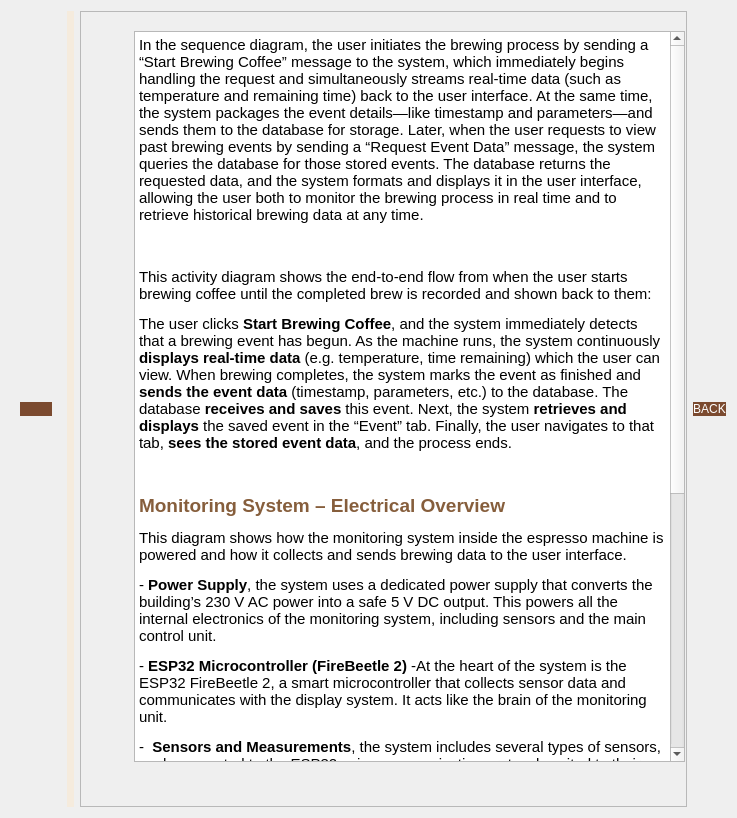
First picture: the form in kaffeknekt/GUI_firstDraft/infodetaildialog.ui, repository martintara/kaffeknekt, before the edit.
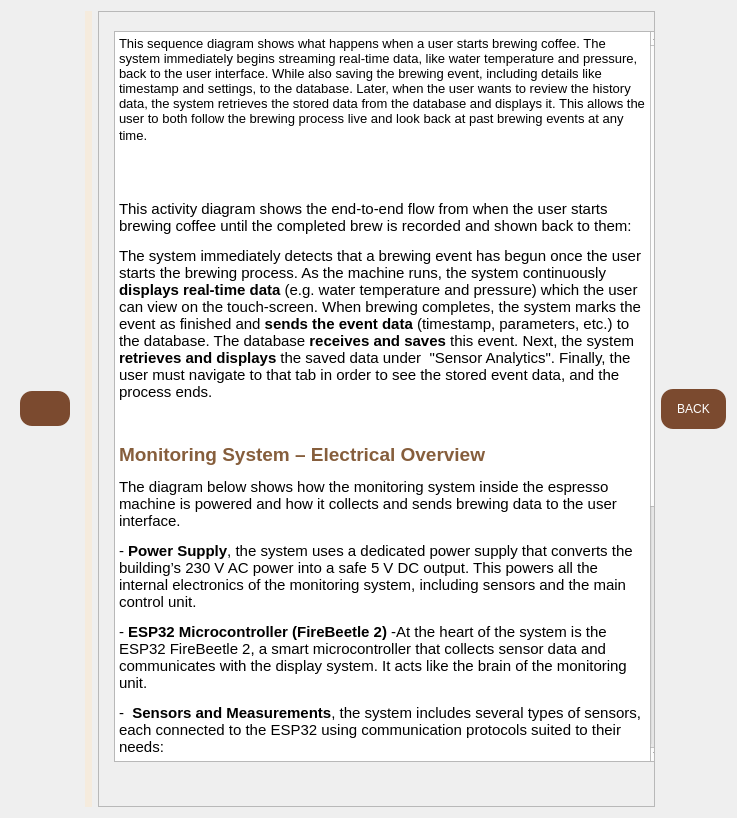
Second picture: the form after the edit. Icons and pictures are not drawn.

Patch:
```diff
--- a/kaffeknekt/GUI_firstDraft/infodetaildialog.ui
+++ b/kaffeknekt/GUI_firstDraft/infodetaildialog.ui
@@ -62,6 +62,12 @@
      <layout class="QHBoxLayout" name="horizontalLayout_2">
       <item>
        <widget class="QPushButton" name="btnHome">
+        <property name="minimumSize">
+         <size>
+          <width>50</width>
+          <height>35</height>
+         </size>
+        </property>
         <property name="styleSheet">
          <string notr="true">background-color: #7B4A2F;
 color: white;  /* valgfritt, for kontrast */
@@ -109,14 +115,14 @@
        <rect>
         <x>0</x>
         <y>0</y>
-        <width>607</width>
+        <width>559</width>
         <height>798</height>
        </rect>
       </property>
       <widget class="QTextEdit" name="SD_beskrivelse">
        <property name="geometry">
         <rect>
-         <x>53</x>
+         <x>15</x>
          <y>19</y>
          <width>551</width>
          <height>731</height>
@@ -130,15 +136,15 @@
 li.unchecked::marker { content: &quot;\2610&quot;; }
 li.checked::marker { content: &quot;\2612&quot;; }
 &lt;/style&gt;&lt;/head&gt;&lt;body style=&quot; font-family:'Sans'; font-size:10pt; font-weight:400; font-style:normal;&quot;&gt;
-&lt;p style=&quot; margin-top:0px; margin-bottom:0px; margin-left:0px; margin-right:0px; -qt-block-indent:0; text-indent:0px;&quot;&gt;&lt;span style=&quot; font-family:'Ubuntu Sans'; font-size:11pt;&quot;&gt;In the sequence diagram, the user initiates the brewing process by sending a “Start Brewing Coffee” message to the system, which immediately begins handling the request and simultaneously streams real-time data (such as temperature and remaining time) back to the user interface. At the same time, the system packages the event details—like timestamp and parameters—and sends them to the database for storage. Later, when the user requests to view past brewing events by sending a “Request Event Data” message, the system queries the database for those stored events. The database returns the requested data, and the system formats and displays it in the user interface, allowing the user both to monitor the brewing process in real time and to retrieve historical brewing data at any time.&lt;br /&gt;&lt;/span&gt;&lt;/p&gt;
+&lt;p style=&quot; margin-top:12px; margin-bottom:12px; margin-left:0px; margin-right:0px; -qt-block-indent:0; text-indent:0px;&quot;&gt;This sequence diagram shows what happens when a user starts brewing coffee. The system immediately begins streaming real-time data, like water temperature and pressure, back to the user interface. While also saving the brewing event, including details like timestamp and settings, to the database. Later, when the user wants to review the history data, the system retrieves the stored data from the database and displays it. This allows the user to both follow the brewing process live and look back at past brewing events at any time.&lt;span style=&quot; font-family:'Ubuntu Sans'; font-size:11pt;&quot;&gt;&lt;br /&gt;&lt;/span&gt;&lt;/p&gt;
 &lt;p style=&quot; margin-top:0px; margin-bottom:0px; margin-left:0px; margin-right:0px; -qt-block-indent:0; text-indent:0px;&quot;&gt;&lt;img src=&quot;:/Bilder_ikoner/Sequence_Diagram.drawio.png&quot; /&gt;&lt;/p&gt;
 &lt;p style=&quot;-qt-paragraph-type:empty; margin-top:0px; margin-bottom:0px; margin-left:0px; margin-right:0px; -qt-block-indent:0; text-indent:0px;&quot;&gt;&lt;br /&gt;&lt;/p&gt;
 &lt;p style=&quot; margin-top:0px; margin-bottom:0px; margin-left:0px; margin-right:0px; -qt-block-indent:0; text-indent:0px;&quot;&gt;&lt;span style=&quot; font-family:'Ubuntu Sans'; font-size:11pt;&quot;&gt;This activity diagram shows the end-to-end flow from when the user starts brewing coffee until the completed brew is recorded and shown back to them:&lt;/span&gt;&lt;/p&gt;
-&lt;p style=&quot; margin-top:12px; margin-bottom:12px; margin-left:0px; margin-right:0px; -qt-block-indent:0; text-indent:0px;&quot;&gt;&lt;span style=&quot; font-family:'Ubuntu Sans'; font-size:11pt;&quot;&gt;The user clicks &lt;/span&gt;&lt;span style=&quot; font-family:'Ubuntu Sans'; font-size:11pt; font-weight:700;&quot;&gt;Start Brewing Coffee&lt;/span&gt;&lt;span style=&quot; font-family:'Ubuntu Sans'; font-size:11pt;&quot;&gt;, and the system immediately detects that a brewing event has begun. As the machine runs, the system continuously &lt;/span&gt;&lt;span style=&quot; font-family:'Ubuntu Sans'; font-size:11pt; font-weight:700;&quot;&gt;displays real-time data&lt;/span&gt;&lt;span style=&quot; font-family:'Ubuntu Sans'; font-size:11pt;&quot;&gt; (e.g. temperature, time remaining) which the user can view. When brewing completes, the system marks the event as finished and &lt;/span&gt;&lt;span style=&quot; font-family:'Ubuntu Sans'; font-size:11pt; font-weight:700;&quot;&gt;sends the event data&lt;/span&gt;&lt;span style=&quot; font-family:'Ubuntu Sans'; font-size:11pt;&quot;&gt; (timestamp, parameters, etc.) to the database. The database &lt;/span&gt;&lt;span style=&quot; font-family:'Ubuntu Sans'; font-size:11pt; font-weight:700;&quot;&gt;receives and saves&lt;/span&gt;&lt;span style=&quot; font-family:'Ubuntu Sans'; font-size:11pt;&quot;&gt; this event. Next, the system &lt;/span&gt;&lt;span style=&quot; font-family:'Ubuntu Sans'; font-size:11pt; font-weight:700;&quot;&gt;retrieves and displays&lt;/span&gt;&lt;span style=&quot; font-family:'Ubuntu Sans'; font-size:11pt;&quot;&gt; the saved event in the “Event” tab. Finally, the user navigates to that tab, &lt;/span&gt;&lt;span style=&quot; font-family:'Ubuntu Sans'; font-size:11pt; font-weight:700;&quot;&gt;sees the stored event data&lt;/span&gt;&lt;span style=&quot; font-family:'Ubuntu Sans'; font-size:11pt;&quot;&gt;, and the process ends.&lt;/span&gt;&lt;/p&gt;
+&lt;p style=&quot; margin-top:12px; margin-bottom:12px; margin-left:0px; margin-right:0px; -qt-block-indent:0; text-indent:0px;&quot;&gt;&lt;span style=&quot; font-family:'Ubuntu Sans'; font-size:11pt;&quot;&gt;The system immediately detects that a brewing event has begun once the user starts the brewing process. As the machine runs, the system continuously &lt;/span&gt;&lt;span style=&quot; font-family:'Ubuntu Sans'; font-size:11pt; font-weight:700;&quot;&gt;displays real-time data&lt;/span&gt;&lt;span style=&quot; font-family:'Ubuntu Sans'; font-size:11pt;&quot;&gt; (e.g. water temperature and pressure) which the user can view on the touch-screen. When brewing completes, the system marks the event as finished and &lt;/span&gt;&lt;span style=&quot; font-family:'Ubuntu Sans'; font-size:11pt; font-weight:700;&quot;&gt;sends the event data&lt;/span&gt;&lt;span style=&quot; font-family:'Ubuntu Sans'; font-size:11pt;&quot;&gt; (timestamp, parameters, etc.) to the database. The database &lt;/span&gt;&lt;span style=&quot; font-family:'Ubuntu Sans'; font-size:11pt; font-weight:700;&quot;&gt;receives and saves&lt;/span&gt;&lt;span style=&quot; font-family:'Ubuntu Sans'; font-size:11pt;&quot;&gt; this event. Next, the system &lt;/span&gt;&lt;span style=&quot; font-family:'Ubuntu Sans'; font-size:11pt; font-weight:700;&quot;&gt;retrieves and displays&lt;/span&gt;&lt;span style=&quot; font-family:'Ubuntu Sans'; font-size:11pt;&quot;&gt; the saved data under  &amp;quot;Sensor Analytics&amp;quot;. Finally, the user must navigate to that tab in order to see the stored event data, and the process ends.  &lt;/span&gt;&lt;/p&gt;
 &lt;p style=&quot; margin-top:0px; margin-bottom:0px; margin-left:0px; margin-right:0px; -qt-block-indent:0; text-indent:0px;&quot;&gt;&lt;img src=&quot;:/Bilder_ikoner/Activity_Diagram.drawio.png&quot; /&gt;&lt;/p&gt;
 &lt;p style=&quot;-qt-paragraph-type:empty; margin-top:0px; margin-bottom:0px; margin-left:0px; margin-right:0px; -qt-block-indent:0; text-indent:0px;&quot;&gt;&lt;br /&gt;&lt;/p&gt;
 &lt;p style=&quot; margin-top:0px; margin-bottom:0px; margin-left:0px; margin-right:0px; -qt-block-indent:0; text-indent:0px;&quot;&gt;&lt;span style=&quot; font-family:'Ubuntu Sans'; font-size:14pt; font-weight:700; color:#865e3c;&quot;&gt;Monitoring System – Electrical Overview&lt;/span&gt;&lt;/p&gt;
-&lt;p style=&quot; margin-top:12px; margin-bottom:12px; margin-left:0px; margin-right:0px; -qt-block-indent:0; text-indent:0px;&quot;&gt;&lt;span style=&quot; font-family:'Ubuntu Sans'; font-size:11pt;&quot;&gt;This diagram shows how the monitoring system inside the espresso machine is powered and how it collects and sends brewing data to the user interface.&lt;/span&gt;&lt;/p&gt;
+&lt;p style=&quot; margin-top:12px; margin-bottom:12px; margin-left:0px; margin-right:0px; -qt-block-indent:0; text-indent:0px;&quot;&gt;&lt;span style=&quot; font-family:'Ubuntu Sans'; font-size:11pt;&quot;&gt;The diagram below shows how the monitoring system inside the espresso machine is powered and how it collects and sends brewing data to the user interface.&lt;/span&gt;&lt;/p&gt;
 &lt;p style=&quot; margin-top:12px; margin-bottom:12px; margin-left:0px; margin-right:0px; -qt-block-indent:0; text-indent:0px;&quot;&gt;&lt;span style=&quot; font-family:'Ubuntu Sans'; font-size:11pt;&quot;&gt;- &lt;/span&gt;&lt;span style=&quot; font-family:'Ubuntu Sans'; font-size:11pt; font-weight:700;&quot;&gt;Power Supply&lt;/span&gt;&lt;span style=&quot; font-family:'Ubuntu Sans'; font-size:11pt;&quot;&gt;, the system uses a dedicated power supply that converts the building’s 230 V AC power into a safe 5 V DC output. This powers all the internal electronics of the monitoring system, including sensors and the main control unit.&lt;/span&gt;&lt;/p&gt;
 &lt;p style=&quot; margin-top:12px; margin-bottom:12px; margin-left:0px; margin-right:0px; -qt-block-indent:0; text-indent:0px;&quot;&gt;&lt;span style=&quot; font-family:'Ubuntu Sans'; font-size:11pt;&quot;&gt;- &lt;/span&gt;&lt;span style=&quot; font-family:'Ubuntu Sans'; font-size:11pt; font-weight:700;&quot;&gt;ESP32 Microcontroller (FireBeetle 2)&lt;/span&gt;&lt;span style=&quot; font-family:'Ubuntu Sans'; font-size:11pt;&quot;&gt; -At the heart of the system is the ESP32 FireBeetle 2, a smart microcontroller that collects sensor data and communicates with the display system. It acts like the brain of the monitoring unit.&lt;/span&gt;&lt;/p&gt;
 &lt;p style=&quot; margin-top:12px; margin-bottom:12px; margin-left:0px; margin-right:0px; -qt-block-indent:0; text-indent:0px;&quot;&gt;&lt;span style=&quot; font-family:'Ubuntu Sans'; font-size:11pt;&quot;&gt;-  &lt;/span&gt;&lt;span style=&quot; font-family:'Ubuntu Sans'; font-size:11pt; font-weight:700;&quot;&gt;Sensors and Measurements&lt;/span&gt;&lt;span style=&quot; font-family:'Ubuntu Sans'; font-size:11pt;&quot;&gt;, the system includes several types of sensors, each connected to the ESP32 using communication protocols suited to their needs:&lt;/span&gt;&lt;/p&gt;
@@ -155,6 +161,12 @@
    </item>
    <item>
     <widget class="QPushButton" name="btnBack">
+     <property name="minimumSize">
+      <size>
+       <width>65</width>
+       <height>40</height>
+      </size>
+     </property>
      <property name="styleSheet">
       <string notr="true">background-color: #7B4A2F;
 color: white;  /* valgfritt, for kontrast */
```
